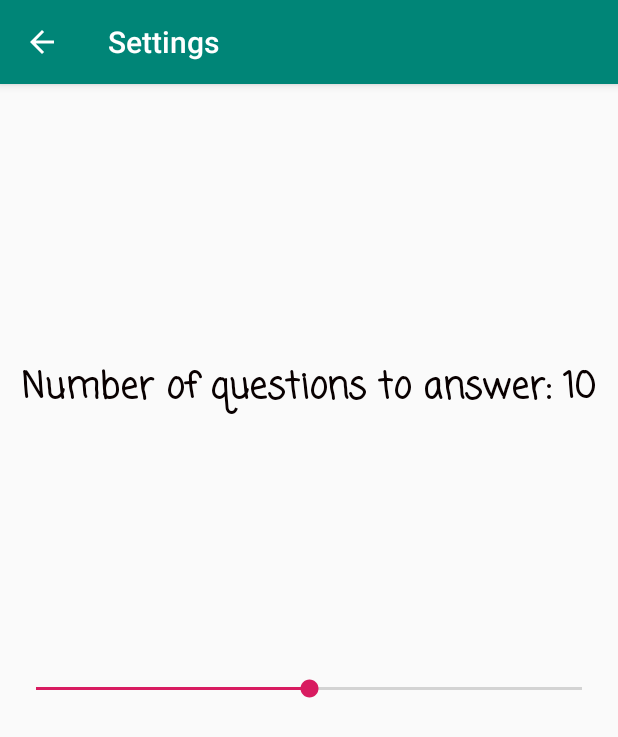
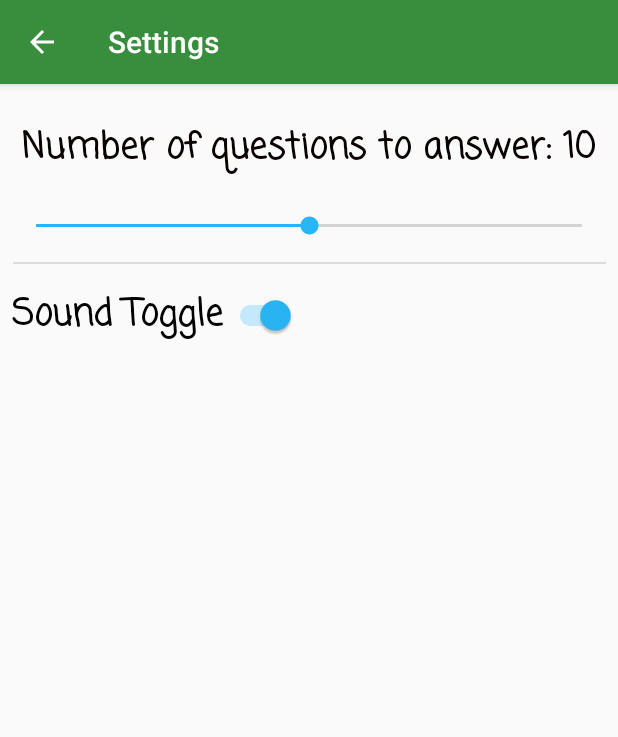
Before and after one commit to NickBarty/cp3406_EducationGame, an Android app: the SettingsActivity screen opened directly, with no data from a screen before it, on a phone screen of 412 x 824 dp. Shown: the top 737 px of the screen. Run offline under Robolectric (Android 15) with nearby library versions, the phone set to English and light mode, and no system bars.

Commit message:
- Add social media integration - Add icon for app - Add sounds and setting to toggle them - Add database helper but not use it (Still needs to be implemented) - Lint entire project

```diff
--- a/app/src/main/AndroidManifest.xml
+++ b/app/src/main/AndroidManifest.xml
@@ -11,7 +11,6 @@
         android:supportsRtl="true"
         android:theme="@style/AppTheme"
         tools:ignore="GoogleAppIndexingWarning">
-        <activity android:name=".EnterName"></activity>
         <activity
             android:name=".SettingsActivity"
             android:label="@string/title_activity_settings"
@@ -27,6 +26,7 @@
                 <category android:name="android.intent.category.LAUNCHER" />
             </intent-filter>
         </activity>
+        <activity android:name=".EnterName" />
     </application>
 
 </manifest>
--- a/app/src/main/java/com/example/a2education/MainActivity.java
+++ b/app/src/main/java/com/example/a2education/MainActivity.java
@@ -10,9 +10,12 @@ import android.view.View;
 import java.util.ArrayList;
 
 public class MainActivity extends AppCompatActivity {
-    //    Set the shared preferences for the app
+    //        Set the shared preferences for the app
     public static final String SHARED_PREFS = "sharedPrefs";
     public static final String NUM_QUESTIONS = "numQuestions";
+    public static final String SOUND_TOGGLE = "soundToggle";
+
+    //    Set lists to be used to keep track of scores while database isn't implemented fully
     public static final ArrayList<String> HIGHSCORE_NAMES = new ArrayList<>();
     public static final ArrayList<Integer> HIGHSCORE_SCORES = new ArrayList<>();
     public static final ArrayList<Integer> HIGHSCORE_TIME = new ArrayList<>();
--- a/app/src/main/java/com/example/a2education/SettingsActivity.java
+++ b/app/src/main/java/com/example/a2education/SettingsActivity.java
@@ -1,17 +1,23 @@
 package com.example.a2education;
 
 import android.content.SharedPreferences;
+import android.media.MediaPlayer;
 import android.os.Bundle;
 import android.support.v7.app.AppCompatActivity;
 import android.support.v7.widget.Toolbar;
+import android.view.View;
 import android.widget.SeekBar;
+import android.widget.Switch;
 import android.widget.TextView;
 
 import java.util.Locale;
 
 public class SettingsActivity extends AppCompatActivity {
-    SeekBar seekBar;
-    TextView seekBarText;
+    private SeekBar seekBar;
+    private TextView seekBarText;
+    private Switch soundToggle;
+
+    private boolean soundOnOff;
 
     @Override
     protected void onCreate(Bundle savedInstanceState) {
@@ -21,11 +27,13 @@ public class SettingsActivity extends AppCompatActivity {
         setSupportActionBar(toolbar);
         seekBar = findViewById(R.id.questionSeekBar);
         seekBarText = findViewById(R.id.questionSeekBarDisplay);
+        soundToggle = findViewById(R.id.soundSwitch);
         loadData();
         updateViews();
         seekBar.setOnSeekBarChangeListener(new SeekBar.OnSeekBarChangeListener() {
             @Override
             public void onProgressChanged(SeekBar seekBar, int progress, boolean fromUser) {
+                playSound();
                 seekBarText.setText(String.format(Locale.ENGLISH, "Number of questions to answer: %d", seekBar.getProgress()));
             }
 
@@ -39,7 +47,7 @@ public class SettingsActivity extends AppCompatActivity {
                 if (seekBar.getProgress() < 5) {
                     seekBar.setProgress(5);
                 }
-                onClickSaveData();
+                onClickSaveData(seekBar);
             }
         });
     }
@@ -50,10 +58,18 @@ public class SettingsActivity extends AppCompatActivity {
         return true;
     }
 
-    public void onClickSaveData() {
+    private void playSound() {
+        if (soundOnOff) {
+            MediaPlayer media = MediaPlayer.create(this, R.raw.slider_sound);
+            media.start();
+        }
+    }
+
+    public void onClickSaveData(View view) {
         SharedPreferences sharedPreferences = getSharedPreferences(MainActivity.SHARED_PREFS, 0);
         SharedPreferences.Editor editor = sharedPreferences.edit();
         editor.putInt(MainActivity.NUM_QUESTIONS, seekBar.getProgress());
+        editor.putBoolean(MainActivity.SOUND_TOGGLE, soundToggle.isChecked());
         editor.apply();
     }
 
@@ -61,9 +77,11 @@ public class SettingsActivity extends AppCompatActivity {
 //        Loads data when activity is created
         SharedPreferences sharedPreferences = getSharedPreferences(MainActivity.SHARED_PREFS, 0);
         seekBar.setProgress(sharedPreferences.getInt(MainActivity.NUM_QUESTIONS, 10));
+        soundOnOff = sharedPreferences.getBoolean(MainActivity.SOUND_TOGGLE, true);
     }
 
     private void updateViews() {
         seekBarText.setText(String.format(Locale.ENGLISH, "Number of questions to answer: %d", seekBar.getProgress()));
+        soundToggle.setChecked(soundOnOff);
     }
 }
--- a/app/src/main/res/layout/activity_game.xml
+++ b/app/src/main/res/layout/activity_game.xml
@@ -2,7 +2,6 @@
 <android.support.design.widget.CoordinatorLayout xmlns:android="http://schemas.android.com/apk/res/android"
     xmlns:app="http://schemas.android.com/apk/res-auto"
     xmlns:tools="http://schemas.android.com/tools"
-    android:id="@+id/coordinatorLayout"
     android:layout_width="match_parent"
     android:layout_height="match_parent"
     tools:context=".GameActivity">
@@ -32,7 +31,7 @@
             android:layout_width="wrap_content"
             android:layout_height="wrap_content"
             android:layout_marginStart="8dp"
-            android:layout_marginTop="250dp"
+            android:layout_marginTop="240dp"
             android:layout_marginEnd="8dp"
             android:backgroundTint="#80D8FF"
             android:fontFamily="casual"
@@ -101,7 +100,7 @@
             android:layout_width="wrap_content"
             android:layout_height="wrap_content"
             android:layout_marginStart="8dp"
-            android:layout_marginTop="16dp"
+            android:layout_marginTop="8dp"
             android:layout_marginEnd="8dp"
             android:layout_marginBottom="8dp"
             android:fontFamily="casual"
@@ -138,7 +137,6 @@
             android:layout_marginStart="8dp"
             android:layout_marginTop="8dp"
             android:layout_marginEnd="8dp"
-            android:layout_marginBottom="8dp"
             android:fontFamily="casual"
             android:text="@string/score_0"
             android:textColor="#303F9F"
--- a/app/src/main/res/layout/activity_main.xml
+++ b/app/src/main/res/layout/activity_main.xml
@@ -48,7 +48,6 @@
         app:layout_constraintTop_toBottomOf="@+id/button" />
 
     <Button
-        android:id="@+id/button3"
         android:layout_width="wrap_content"
         android:layout_height="wrap_content"
         android:layout_marginStart="8dp"
@@ -83,7 +82,6 @@
         app:layout_constraintTop_toBottomOf="@+id/button2" />
 
     <TextView
-        android:id="@+id/welcomeText"
         android:layout_width="wrap_content"
         android:layout_height="wrap_content"
         android:layout_marginStart="8dp"
--- a/app/src/main/res/layout/activity_settings.xml
+++ b/app/src/main/res/layout/activity_settings.xml
@@ -27,39 +27,60 @@
         android:layout_width="match_parent"
         android:layout_height="match_parent">
 
+        <TextView
+            android:id="@+id/questionSeekBarDisplay"
+            android:layout_width="wrap_content"
+            android:layout_height="wrap_content"
+            android:layout_marginStart="8dp"
+            android:layout_marginTop="80dp"
+            android:layout_marginEnd="8dp"
+            android:fontFamily="casual"
+            android:text=""
+            android:textColor="#090000"
+            android:textSize="24sp"
+            android:textStyle="bold"
+            app:layout_constraintEnd_toEndOf="parent"
+            app:layout_constraintHorizontal_bias="0.498"
+            app:layout_constraintStart_toStartOf="parent"
+            app:layout_constraintTop_toTopOf="parent" />
+
         <SeekBar
             android:id="@+id/questionSeekBar"
             android:layout_width="0dp"
             android:layout_height="wrap_content"
             android:layout_marginStart="8dp"
+            android:layout_marginTop="24dp"
             android:layout_marginEnd="8dp"
-            android:layout_marginBottom="356dp"
             android:max="20"
             android:scrollbarSize="6dp"
-            app:layout_constraintBottom_toBottomOf="parent"
             app:layout_constraintEnd_toEndOf="parent"
             app:layout_constraintHorizontal_bias="1.0"
-            app:layout_constraintStart_toStartOf="parent" />
+            app:layout_constraintStart_toStartOf="parent"
+            app:layout_constraintTop_toBottomOf="@+id/questionSeekBarDisplay" />
 
-        <TextView
-            android:id="@+id/questionSeekBarDisplay"
+        <View
+            android:layout_width="395dp"
+            android:layout_height="1dp"
+            android:layout_marginTop="15dp"
+            android:background="?android:attr/listDivider"
+            app:layout_constraintEnd_toEndOf="parent"
+            app:layout_constraintStart_toStartOf="parent"
+            app:layout_constraintTop_toBottomOf="@+id/questionSeekBar" />
+
+        <Switch
+            android:id="@+id/soundSwitch"
             android:layout_width="wrap_content"
             android:layout_height="wrap_content"
             android:layout_marginStart="8dp"
-            android:layout_marginTop="240dp"
-            android:layout_marginEnd="8dp"
-            android:layout_marginBottom="8dp"
+            android:layout_marginTop="32dp"
             android:fontFamily="casual"
-            android:text=""
-            android:textColor="#090000"
+            android:onClick="onClickSaveData"
+            android:text="@string/sound_toggle"
             android:textSize="24sp"
             android:textStyle="bold"
-            app:layout_constraintBottom_toTopOf="@+id/questionSeekBar"
-            app:layout_constraintEnd_toEndOf="parent"
-            app:layout_constraintHorizontal_bias="0.498"
             app:layout_constraintStart_toStartOf="parent"
-            app:layout_constraintTop_toTopOf="parent"
-            app:layout_constraintVertical_bias="0.0" />
+            app:layout_constraintTop_toBottomOf="@+id/questionSeekBar" />
+
     </android.support.constraint.ConstraintLayout>
 
 </android.support.design.widget.CoordinatorLayout>
--- a/app/src/main/res/values/colors.xml
+++ b/app/src/main/res/values/colors.xml
@@ -1,6 +1,6 @@
 <?xml version="1.0" encoding="utf-8"?>
 <resources>
-    <color name="colorPrimary">#008577</color>
-    <color name="colorPrimaryDark">#00574B</color>
-    <color name="colorAccent">#D81B60</color>
+    <color name="colorPrimary">#388E3C</color>
+    <color name="colorPrimaryDark">#2E7D32</color>
+    <color name="colorAccent">#29B6F6</color>
 </resources>
--- a/app/src/main/res/values/dimens.xml
+++ b/app/src/main/res/values/dimens.xml
@@ -1,3 +1 @@
-<resources>
-    <dimen name="fab_margin">16dp</dimen>
-</resources>
+<resources />
--- a/app/src/main/res/values/strings.xml
+++ b/app/src/main/res/values/strings.xml
@@ -7,11 +7,14 @@
     <string name="score_0">Score: 0</string>
     <string name="solve_for_x">Solve For X</string>
     <string name="enter_your_name">Enter Your Name</string>
-    <string name="john_smith">John Smith</string>
+    <string name="john">E.g. John</string>
     <string name="submit">Submit</string>
     <string name="play">Play</string>
     <string name="scores">Scores</string>
     <string name="settings">Settings</string>
     <string name="how_to_play">How To Play</string>
     <string name="welcome_to_mathcation">Welcome To MathCation!</string>
+    <string name="sound_toggle">Sound Toggle</string>
+    <string name="share_to_twitter">Share To Twitter</string>
+    <string name="your_final_score_is">Your Final Score Is</string>
 </resources>
```
Also changed, not shown: app/src/main/java/com/example/a2education/DatabaseHelper.java (added, +37 -0 lines), app/src/main/java/com/example/a2education/EnterName.java (+61 -2 lines), app/src/main/java/com/example/a2education/GameActivity.java (+47 -17 lines), app/src/main/res/layout/activity_enter_name.xml (+50 -4 lines), app/src/main/res/drawable/ic_launcher_foreground.xml (renamed from app/src/main/res/drawable-v24/ic_launcher_foreground.xml), app/src/main/res/mipmap-hdpi/ic_launcher.png, app/src/main/res/mipmap-mdpi/ic_launcher.png, app/src/main/res/mipmap-xhdpi/ic_launcher.png, app/src/main/res/mipmap-xxhdpi/ic_launcher.png, app/src/main/res/mipmap-xxxhdpi/ic_launcher.png.
